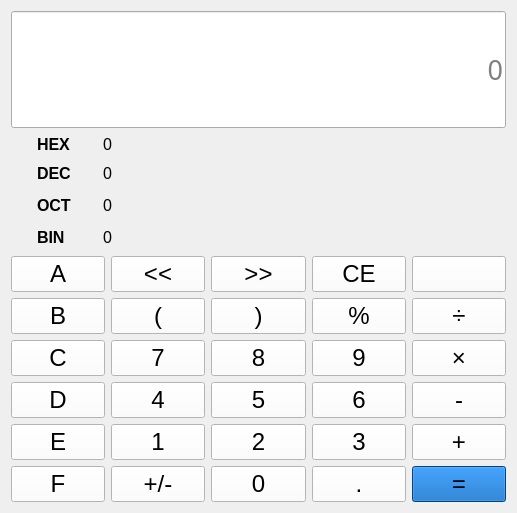
shen-25/qt-calculator, file programmer.ui: the form before one commit.
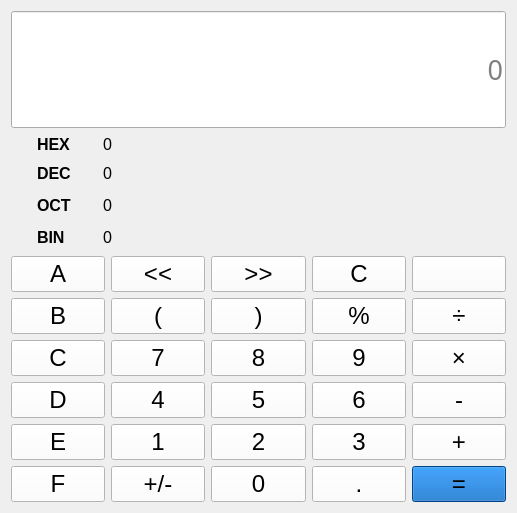
The form after the commit. Icons and pictures are not drawn.

Diff of the .ui file:
```diff
--- a/programmer.ui
+++ b/programmer.ui
@@ -575,7 +575,7 @@
 </string>
        </property>
        <property name="text">
-        <string>CE</string>
+        <string>C</string>
        </property>
       </widget>
      </item>
```
Left out of the diff: 2 changed lines with no effect on the pictures.
